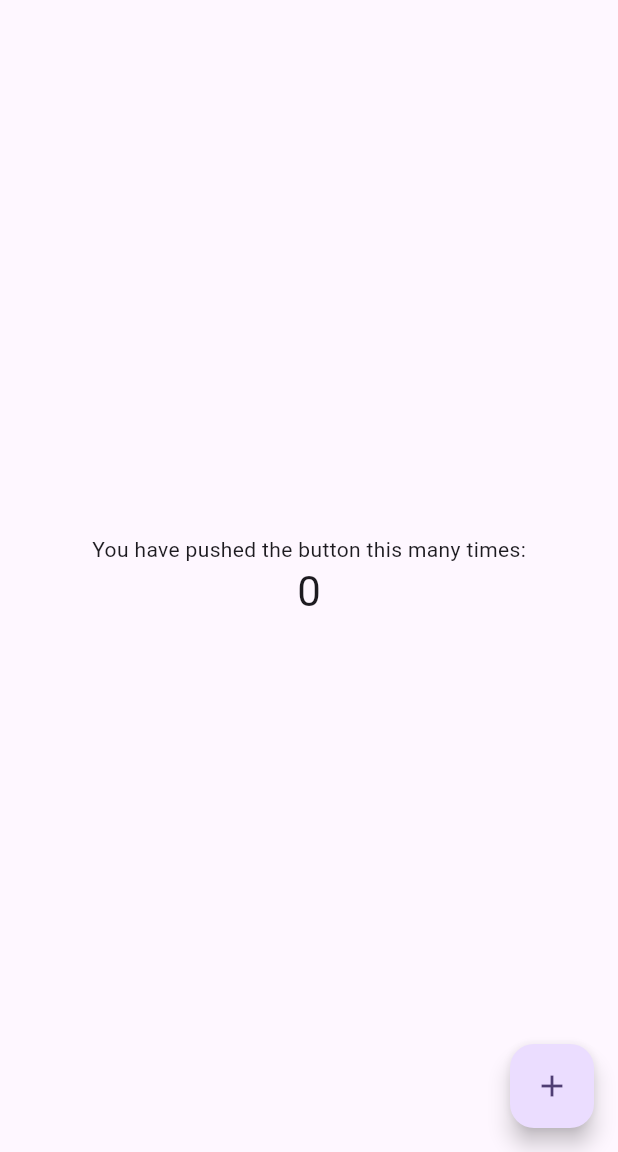
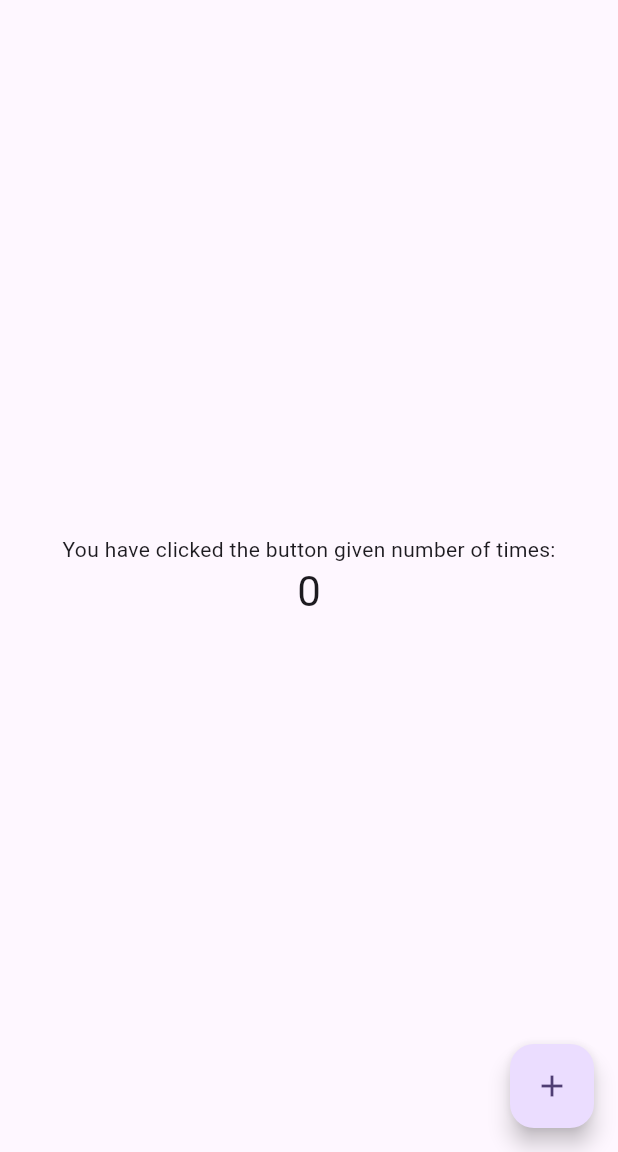
Before and after one commit to TheJambo05/TrialRepo, a Flutter app: the screen it shows after launch, on a phone screen of 412 x 824 dp, the part 84-1236 px from its top. Run offline on Flutter 3.47's test engine with Material 2 defaults, Android fonts, the phone set to English and light mode, and no system bars.

Commit message:
Updated main.dart print message

```diff
--- a/first_app/lib/main.dart
+++ b/first_app/lib/main.dart
@@ -91,7 +91,7 @@ class _MyHomePageState extends State<MyHomePage> {
           mainAxisAlignment: MainAxisAlignment.center,
           children: <Widget>[
             const Text(
-              'You have pushed the button this many times:',
+              'You have clicked the button given number of times:',
             ),
             Text(
               '$_counter',
```
